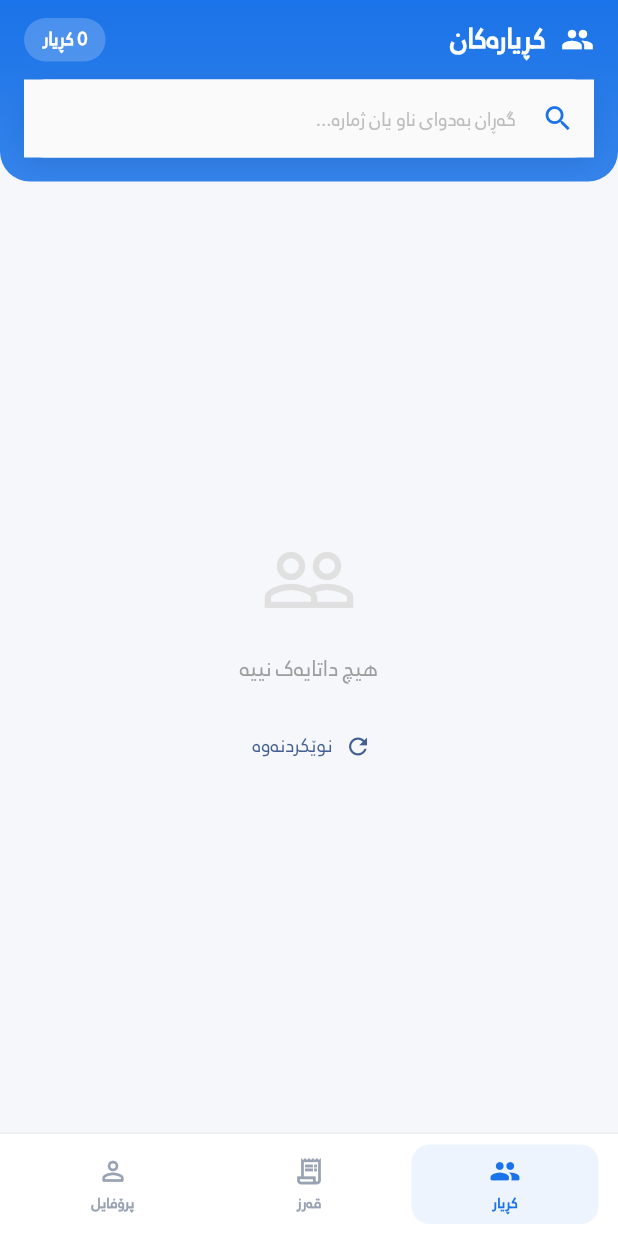
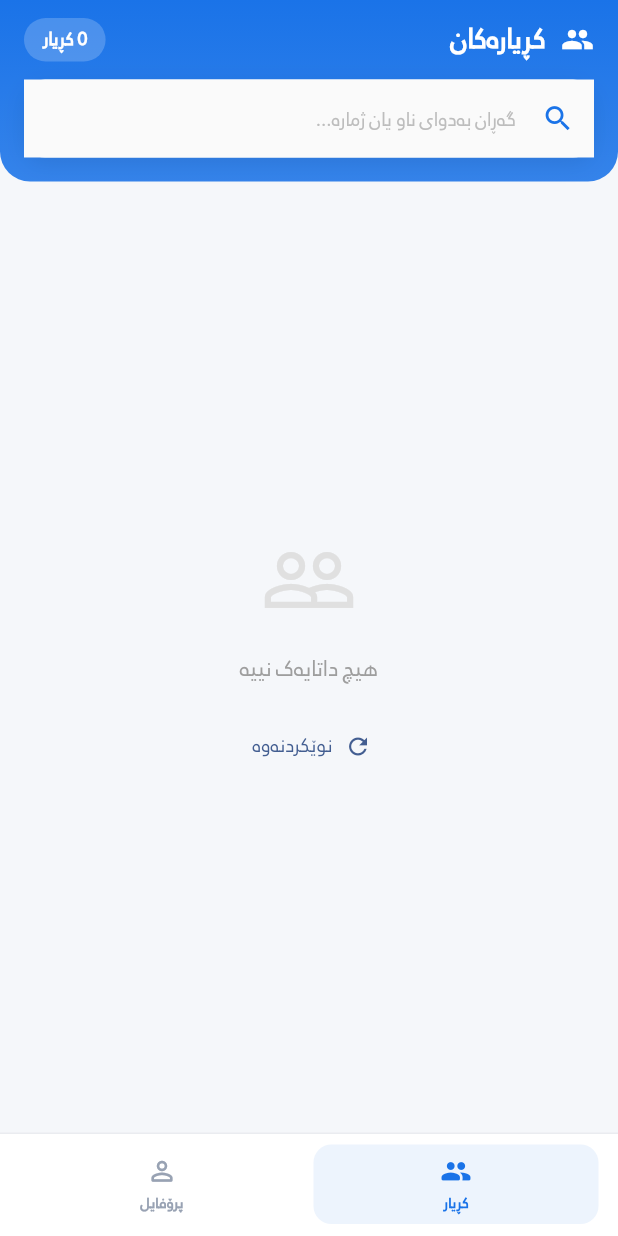
Before and after one commit to arambarzani07/zhiroxVIPuser, a Flutter app: the EmployeeDashboard screen opened directly, on a phone screen of 412 x 824 dp. Run offline on Flutter 3.47's test engine with Material 3 defaults, Android fonts, the phone set to English and light mode, and no system bars; our stand-ins replace connectivity_plus, flutter_image_compress, flutter_local_notifications, image_picker, pdf, permission_handler and 4 more; missing offline and left inert: workmanager; accounts and stored records are empty; statements that could not run were skipped.

```diff
--- a/lib/screens/employee/employee_dashboard.dart
+++ b/lib/screens/employee/employee_dashboard.dart
@@ -1,7 +1,6 @@
 import 'package:flutter/material.dart';
 import 'package:provider/provider.dart';
 import 'package:zhirox/providers/auth_provider.dart';
-import 'package:zhirox/screens/shared/debt_list_screen.dart';
 import 'package:zhirox/screens/shared/user_list_screen.dart';
 import 'package:zhirox/screens/shared/user_profile_screen.dart';
 import 'package:zhirox/utils/constants.dart';
@@ -45,9 +44,6 @@ class _EmployeeDashboardState extends State<EmployeeDashboard> {
                 )
               : const SizedBox.shrink(),
           _visitedTabs.contains(1)
-              ? const DebtListScreen(key: ValueKey('employee-debts'))
-              : const SizedBox.shrink(),
-          _visitedTabs.contains(2)
               ? UserProfileScreen(
                   key: const ValueKey('employee-profile'),
                   userId: auth.userId,
@@ -80,12 +76,6 @@ class _EmployeeDashboardState extends State<EmployeeDashboard> {
                 ),
                 _buildNavItem(
                   index: 1,
-                  icon: Icons.receipt_long_outlined,
-                  activeIcon: Icons.receipt_long_rounded,
-                  label: 'قەرز',
-                ),
-                _buildNavItem(
-                  index: 2,
                   icon: Icons.person_outline_rounded,
                   activeIcon: Icons.person_rounded,
                   label: 'پرۆفایل',
```
Also changed, not shown: lib/screens/admin/admin_dashboard.dart (+0 -8 lines).
